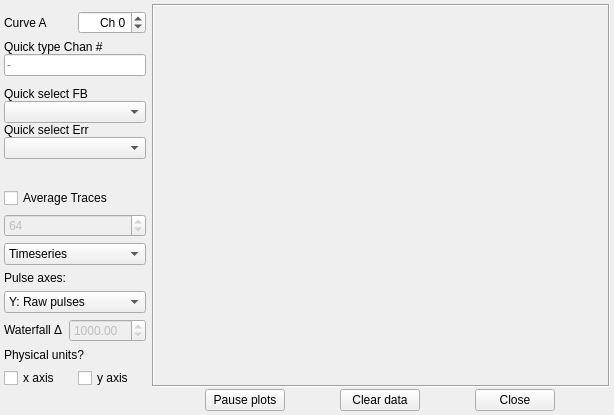
First picture: the form in microscope/ui/plotwindow.ui, repository usnistgov/microscope, before the edit.
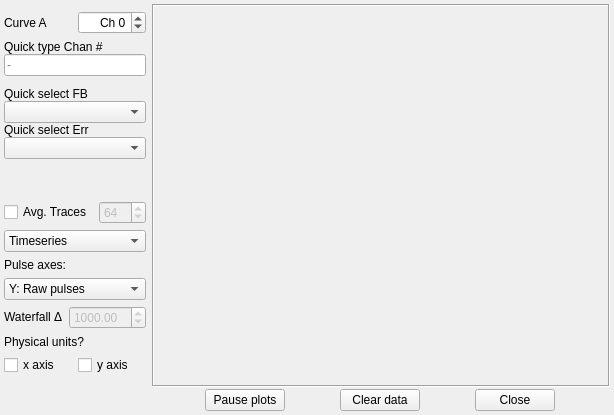
Second picture: the form after the edit.

Commit message: Tweak UI for averaging traces

What changed in the file:
```diff
--- a/microscope/ui/plotwindow.ui
+++ b/microscope/ui/plotwindow.ui
@@ -27,7 +27,7 @@
     <number>4</number>
    </property>
    <item>
-    <layout class="QVBoxLayout" name="chanSelectLayout" stretch="0,0,0,0,0,0,0,0,0,0,0,0">
+    <layout class="QVBoxLayout" name="chanSelectLayout" stretch="0,0,0,0,0,0,0,0,0,0,0">
      <property name="spacing">
       <number>6</number>
      </property>
@@ -139,6 +139,11 @@
       </spacer>
      </item>
      <item>
+      <layout class="QHBoxLayout" name="horizontalLayout_3">
+       <property name="topMargin">
+        <number>0</number>
+       </property>
+       <item>
       <widget class="QCheckBox" name="averageTraces">
        <property name="enabled">
         <bool>true</bool>
@@ -147,7 +152,7 @@
         <string>Whether to average successive records</string>
        </property>
        <property name="text">
-        <string>Average Traces</string>
+          <string>Avg. Traces</string>
        </property>
       </widget>
      </item>
@@ -170,6 +175,8 @@
        </property>
       </widget>
      </item>
+      </layout>
+     </item>
      <item>
       <widget class="QComboBox" name="plotTypeComboBox">
        <item>
```
Left out of the diff: 8 changed lines with no effect on the pictures. Lines whose indentation alone changed are shown as unchanged.
